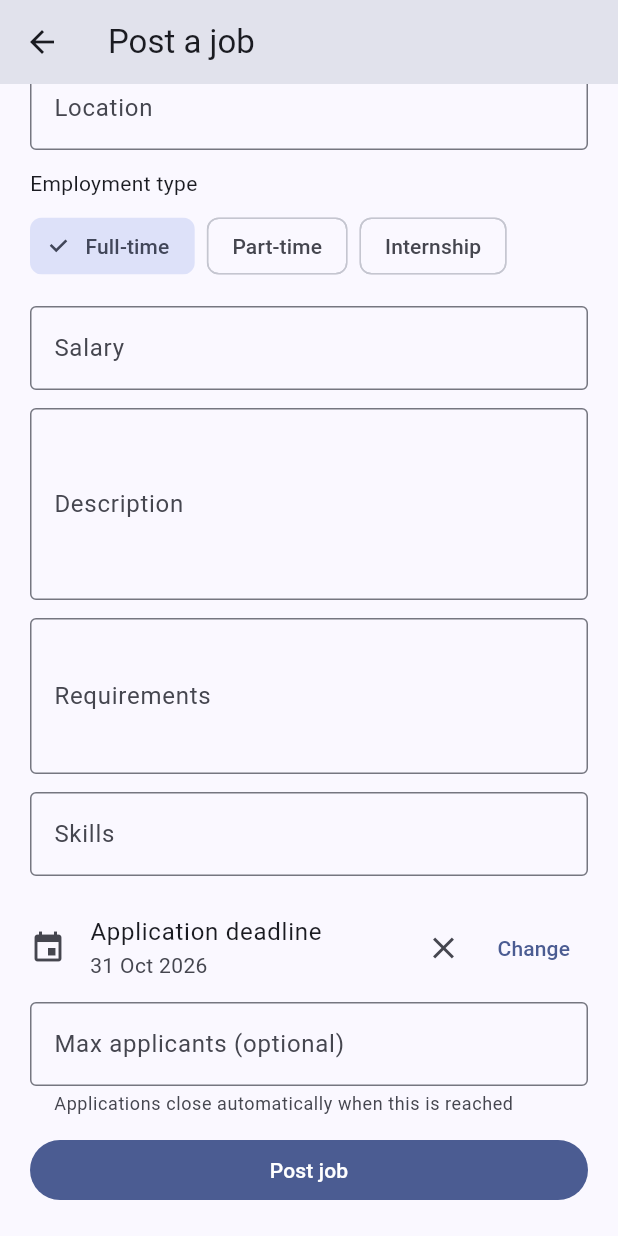
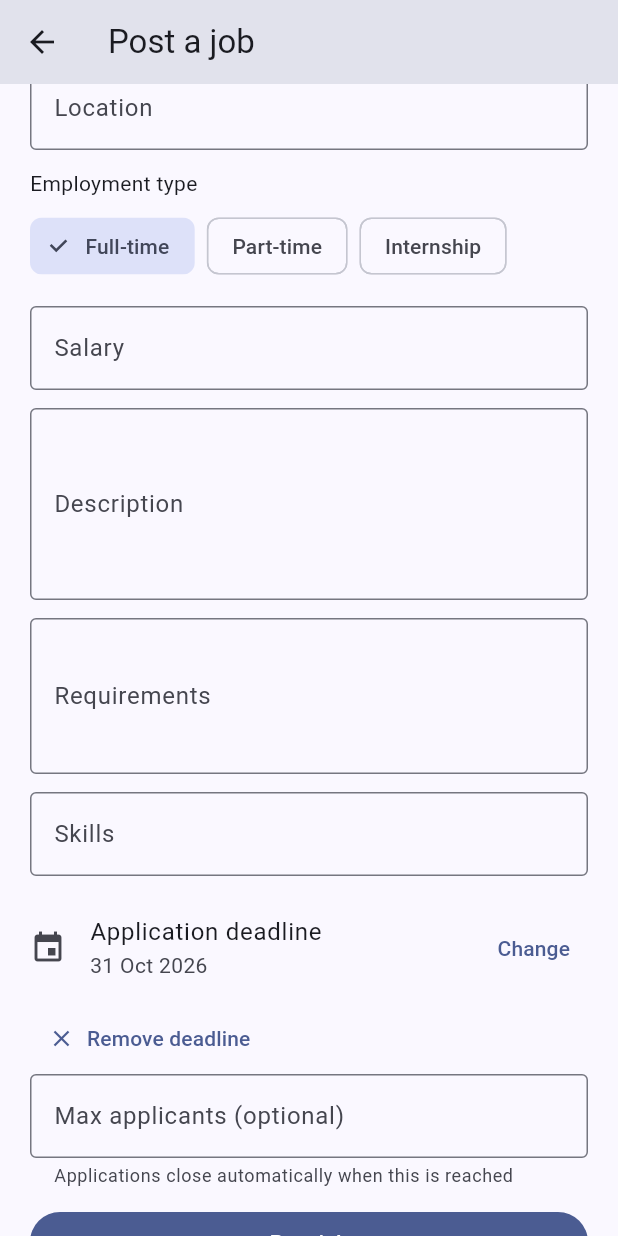
Before and after one commit to Alrayyanumar56/jobboard_mobile_application, a Flutter app: the PostJobScreen screen opened directly, scrolled down 168 dp, on a phone screen of 412 x 824 dp. Run offline on Flutter 3.47's test engine with Material 3 defaults, Android fonts, the phone set to English and light mode, and no system bars; accounts and stored records are empty.

Commit message:
adjusting screens and icons according to mobile

```diff
--- a/lib/features/employer/post_job_screen.dart
+++ b/lib/features/employer/post_job_screen.dart
@@ -110,12 +110,20 @@ class _PostJobScreenState extends State<PostJobScreen> {
               leading: const Icon(Icons.event),
               title: const Text('Application deadline'),
               subtitle: Text(_deadline == null ? 'No deadline' : formatDate(_deadline!)),
-              trailing: Row(mainAxisSize: MainAxisSize.min, children: [
-                if (_deadline != null)
-                  IconButton(icon: const Icon(Icons.clear), onPressed: () => setState(() => _deadline = null)),
-                TextButton(onPressed: _pickDeadline, child: const Text('Change')),
-              ]),
+              trailing: TextButton(
+                onPressed: _pickDeadline,
+                child: Text(_deadline == null ? 'Set' : 'Change'),
+              ),
             ),
+            if (_deadline != null)
+              Align(
+                alignment: Alignment.centerLeft,
+                child: TextButton.icon(
+                  icon: const Icon(Icons.clear),
+                  label: const Text('Remove deadline'),
+                  onPressed: () => setState(() => _deadline = null),
+                ),
+              ),
             Padding(
               padding: const EdgeInsets.only(bottom: 12),
               child: TextFormField(
--- a/lib/features/jobs/presentation/home_screen.dart
+++ b/lib/features/jobs/presentation/home_screen.dart
@@ -102,7 +102,7 @@ class HomeScreen extends StatelessWidget {
           child: Text('Recommended for you', style: theme.textTheme.titleMedium),
         ),
         SizedBox(
-          height: 112,
+          height: MediaQuery.textScalerOf(context).scale(112),
           child: ListView(
             scrollDirection: Axis.horizontal,
             padding: const EdgeInsets.symmetric(horizontal: 12),
```
